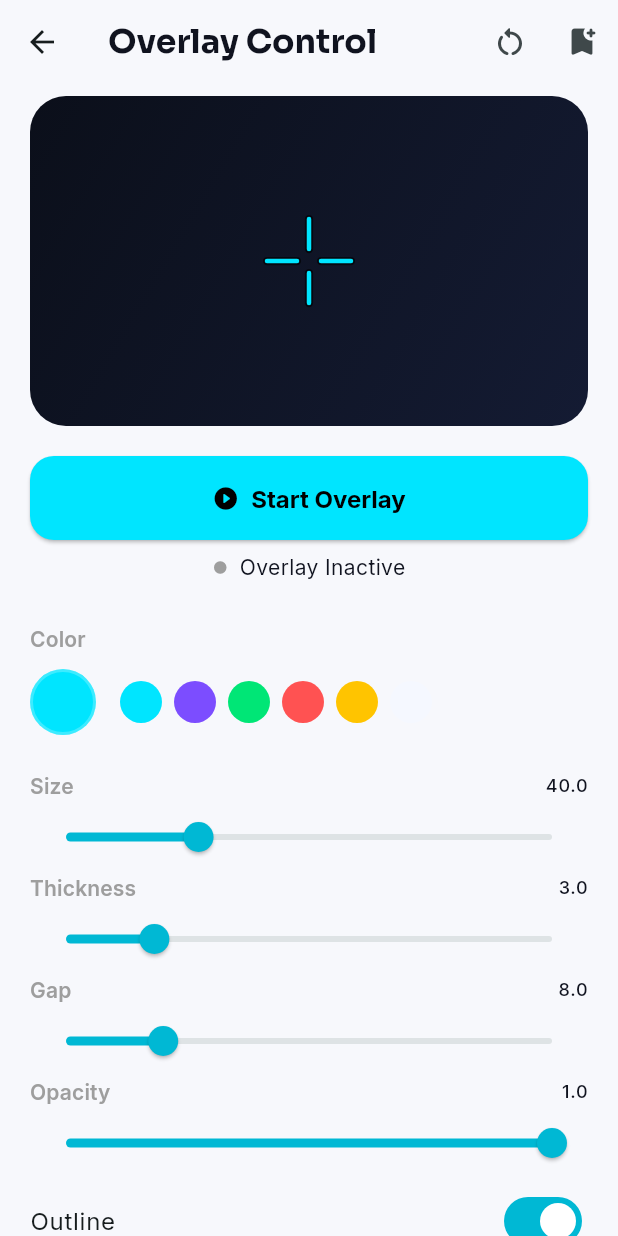
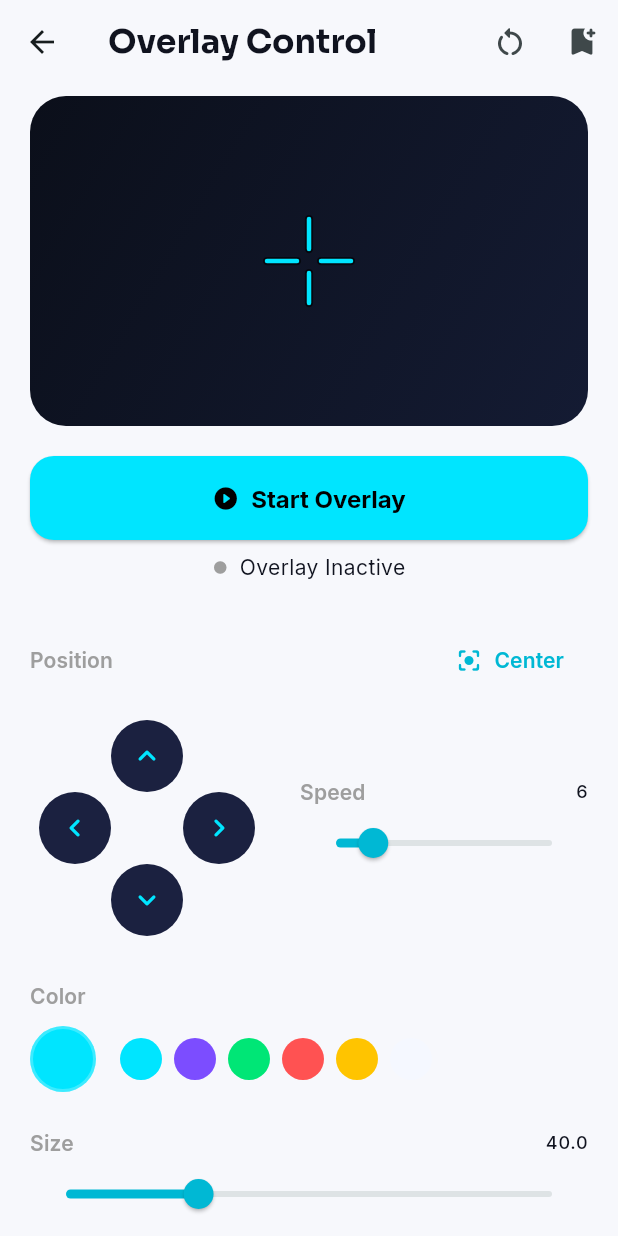
Before and after one commit to mahmadsoni/Aimora, a Flutter app: the OverlayControlScreen screen opened directly, on a phone screen of 412 x 824 dp. Run offline on Flutter 3.47's test engine with Material 3 defaults, Android fonts, the phone set to English and light mode, and no system bars; our stand-ins replace easy_localization, flutter_riverpod, google_fonts, package_info_plus, shared_preferences; missing offline and left inert: flex_color_picker, flutter_overlay_window; accounts and stored records are empty.

Commit message:
Feature: D-pad position controls + move speed for crosshair

```diff
--- a/assets/lang/en.json
+++ b/assets/lang/en.json
@@ -29,6 +29,9 @@
   "gap": "Gap",
   "opacity": "Opacity",
   "outline": "Outline",
+  "position": "Position",
+  "move_speed": "Speed",
+  "reset_position": "Center",
   "save_preset": "Save as Preset",
   "preset_name": "Preset name",
   "cancel": "Cancel",
--- a/assets/lang/ru.json
+++ b/assets/lang/ru.json
@@ -29,6 +29,9 @@
   "gap": "Зазор",
   "opacity": "Прозрачность",
   "outline": "Обводка",
+  "position": "Позиция",
+  "move_speed": "Скорость",
+  "reset_position": "По центру",
   "save_preset": "Сохранить как пресет",
   "preset_name": "Название пресета",
   "cancel": "Отмена",
--- a/assets/lang/tg.json
+++ b/assets/lang/tg.json
@@ -29,6 +29,9 @@
   "gap": "Фосила",
   "opacity": "Шаффофият",
   "outline": "Хати канор",
+  "position": "Ҷойгиршавӣ",
+  "move_speed": "Суръат",
+  "reset_position": "Ба марказ",
   "save_preset": "Ҳамчун Preset нигоҳ доштан",
   "preset_name": "Номи Preset",
   "cancel": "Бекор кардан",
--- a/lib/data/models/crosshair_model.dart
+++ b/lib/data/models/crosshair_model.dart
@@ -15,6 +15,8 @@ class CrosshairConfig {
     required this.gap,
     required this.opacity,
     required this.outline,
+    this.offsetX = 0,
+    this.offsetY = 0,
   });
 
   final CrosshairType type;
@@ -24,6 +26,12 @@ class CrosshairConfig {
   final double gap;
   final double opacity;
   final bool outline;
+
+  /// Horizontal/vertical offset (in logical pixels) from dead-center,
+  /// so the crosshair can be nudged to line up with a game's own
+  /// off-center aim point. Positive x moves right, positive y moves down.
+  final double offsetX;
+  final double offsetY;
 
   Color get color => Color(colorValue);
 
@@ -35,6 +43,8 @@ class CrosshairConfig {
         gap: 8,
         opacity: 1.0,
         outline: true,
+        offsetX: 0,
+        offsetY: 0,
       );
 
   CrosshairConfig copyWith({
@@ -45,6 +55,8 @@ class CrosshairConfig {
     double? gap,
     double? opacity,
     bool? outline,
+    double? offsetX,
+    double? offsetY,
   }) {
     return CrosshairConfig(
       type: type ?? this.type,
@@ -54,6 +66,8 @@ class CrosshairConfig {
       gap: gap ?? this.gap,
       opacity: opacity ?? this.opacity,
       outline: outline ?? this.outline,
+      offsetX: offsetX ?? this.offsetX,
+      offsetY: offsetY ?? this.offsetY,
     );
   }
 
@@ -65,6 +79,8 @@ class CrosshairConfig {
         'gap': gap,
         'opacity': opacity,
         'outline': outline,
+        'offsetX': offsetX,
+        'offsetY': offsetY,
       };
 
   factory CrosshairConfig.fromJson(Map<String, dynamic> json) {
@@ -76,6 +92,8 @@ class CrosshairConfig {
       gap: (json['gap'] as num?)?.toDouble() ?? 8,
       opacity: (json['opacity'] as num?)?.toDouble() ?? 1.0,
       outline: json['outline'] as bool? ?? true,
+      offsetX: (json['offsetX'] as num?)?.toDouble() ?? 0,
+      offsetY: (json['offsetY'] as num?)?.toDouble() ?? 0,
     );
   }
 
@@ -89,9 +107,12 @@ class CrosshairConfig {
         other.thickness == thickness &&
         other.gap == gap &&
         other.opacity == opacity &&
-        other.outline == outline;
+        other.outline == outline &&
+        other.offsetX == offsetX &&
+        other.offsetY == offsetY;
   }
 
   @override
-  int get hashCode => Object.hash(type, colorValue, size, thickness, gap, opacity, outline);
+  int get hashCode =>
+      Object.hash(type, colorValue, size, thickness, gap, opacity, outline, offsetX, offsetY);
 }
--- a/lib/overlay/overlay_main.dart
+++ b/lib/overlay/overlay_main.dart
@@ -73,12 +73,12 @@ class _OverlayAppState extends State<_OverlayApp> with SingleTickerProviderState
       child: Material(
         type: MaterialType.transparency,
         child: IgnorePointer(
-          child: Center(
+          child: SizedBox.expand(
             child: AnimatedBuilder(
               animation: _animController,
               builder: (context, _) {
                 return CustomPaint(
-                  size: const Size(200, 200),
+                  size: Size.infinite,
                   painter: CrosshairPainter(config: _config, animationValue: _animController.value),
                 );
               },
--- a/lib/presentation/providers/crosshair_provider.dart
+++ b/lib/presentation/providers/crosshair_provider.dart
@@ -27,6 +27,14 @@ class ActiveCrosshairNotifier extends StateNotifier<CrosshairConfig> {
   Future<void> setGap(double gap) => update((c) => c.copyWith(gap: gap));
   Future<void> setOpacity(double opacity) => update((c) => c.copyWith(opacity: opacity));
   Future<void> setOutline(bool outline) => update((c) => c.copyWith(outline: outline));
+
+  /// Nudges the crosshair's on-screen position by (dx, dy) logical
+  /// pixels — used by the directional pad on the Overlay Control screen
+  /// to line the crosshair up with a game's own off-center aim point.
+  Future<void> nudgePosition(double dx, double dy) =>
+      update((c) => c.copyWith(offsetX: c.offsetX + dx, offsetY: c.offsetY + dy));
+
+  Future<void> resetPosition() => update((c) => c.copyWith(offsetX: 0, offsetY: 0));
 
   Future<void> applyConfig(CrosshairConfig config) => update((_) => config);
 
--- a/lib/presentation/screens/overlay_control_screen.dart
+++ b/lib/presentation/screens/overlay_control_screen.dart
@@ -20,6 +20,7 @@ class OverlayControlScreen extends ConsumerStatefulWidget {
 
 class _OverlayControlScreenState extends ConsumerState<OverlayControlScreen> {
   bool _busy = false;
+  double _moveStep = 6;
 
   Future<void> _toggleOverlay() async {
     setState(() => _busy = true);
@@ -139,13 +140,13 @@ class _OverlayControlScreenState extends ConsumerState<OverlayControlScreen> {
         padding: const EdgeInsets.fromLTRB(20, 8, 20, 32),
         children: [
           // Live preview card
-          Container(
-            height: 220,
-            decoration: BoxDecoration(
-              borderRadius: BorderRadius.circular(24),
-              gradient: AppColors.brandGradient,
+          ClipRRect(
+            borderRadius: BorderRadius.circular(24),
+            child: Container(
+              height: 220,
+              decoration: const BoxDecoration(gradient: AppColors.brandGradient),
+              child: Center(child: CrosshairPreview(config: config, size: 150, backgroundColor: Colors.transparent)),
             ),
-            child: Center(child: CrosshairPreview(config: config, size: 150, backgroundColor: Colors.transparent)),
           ),
           const SizedBox(height: 20),
 
@@ -173,6 +174,50 @@ class _OverlayControlScreenState extends ConsumerState<OverlayControlScreen> {
             ],
           ),
           const SizedBox(height: 28),
+
+          // Position (D-pad)
+          Row(
+            mainAxisAlignment: MainAxisAlignment.spaceBetween,
+            children: [
+              _SectionLabel('position'.tr()),
+              TextButton.icon(
+                onPressed: () => notifier.resetPosition(),
+                icon: const Icon(Icons.center_focus_strong_rounded, size: 18),
+                label: Text('reset_position'.tr()),
+              ),
+            ],
+          ),
+          const SizedBox(height: 10),
+          Row(
+            crossAxisAlignment: CrossAxisAlignment.center,
+            children: [
+              _DPad(
+                onMove: (dx, dy) => notifier.nudgePosition(dx * _moveStep, dy * _moveStep),
+              ),
+              const SizedBox(width: 24),
+              Expanded(
+                child: Column(
+                  crossAxisAlignment: CrossAxisAlignment.start,
+                  children: [
+                    Row(
+                      mainAxisAlignment: MainAxisAlignment.spaceBetween,
+                      children: [
+                        _SectionLabel('move_speed'.tr()),
+                        Text(_moveStep.toStringAsFixed(0), style: Theme.of(context).textTheme.labelMedium),
+                      ],
+                    ),
+                    Slider(
+                      value: _moveStep,
+                      min: 1,
+                      max: 30,
+                      onChanged: (v) => setState(() => _moveStep = v),
+                    ),
+                  ],
+                ),
+              ),
+            ],
+          ),
+          const SizedBox(height: 24),
 
           // Color
           _SectionLabel('color'.tr()),
@@ -292,3 +337,52 @@ class _SliderRow extends StatelessWidget {
     );
   }
 }
+
+/// Compact directional pad used to nudge the crosshair's on-screen
+/// position (up/down/left/right), so it can be lined up with a game's
+/// own off-center aim point. Each tap moves by the current "speed"
+/// step; holding a button repeats the move for fast, continuous nudging.
+class _DPad extends StatelessWidget {
+  const _DPad({required this.onMove});
+
+  final void Function(double dx, double dy) onMove;
+
+  @override
+  Widget build(BuildContext context) {
+    return SizedBox(
+      width: 156,
+      height: 156,
+      child: Column(
+        mainAxisAlignment: MainAxisAlignment.center,
+        children: [
+          _dpadButton(icon: Icons.keyboard_arrow_up_rounded, onTap: () => onMove(0, -1)),
+          Row(
+            mainAxisAlignment: MainAxisAlignment.center,
+            children: [
+              _dpadButton(icon: Icons.keyboard_arrow_left_rounded, onTap: () => onMove(-1, 0)),
+              const SizedBox(width: 48, height: 48),
+              _dpadButton(icon: Icons.keyboard_arrow_right_rounded, onTap: () => onMove(1, 0)),
+            ],
+          ),
+          _dpadButton(icon: Icons.keyboard_arrow_down_rounded, onTap: () => onMove(0, 1)),
+        ],
+      ),
+    );
+  }
+
+  Widget _dpadButton({required IconData icon, required VoidCallback onTap}) {
+    return Material(
+      color: AppColors.darkSurfaceVariant,
+      shape: const CircleBorder(),
+      child: InkWell(
+        customBorder: const CircleBorder(),
+        onTap: onTap,
+        child: SizedBox(
+          width: 48,
+          height: 48,
+          child: Icon(icon, color: AppColors.cyan),
+        ),
+      ),
+    );
+  }
+}
--- a/lib/presentation/widgets/crosshair_painter.dart
+++ b/lib/presentation/widgets/crosshair_painter.dart
@@ -17,7 +17,10 @@ class CrosshairPainter extends CustomPainter {
 
   @override
   void paint(Canvas canvas, Size size) {
-    final Offset center = Offset(size.width / 2, size.height / 2);
+    final Offset center = Offset(
+      size.width / 2 + config.offsetX,
+      size.height / 2 + config.offsetY,
+    );
     final Color color = config.color.withValues(alpha: config.opacity);
     final Paint stroke = Paint()
       ..color = color
```
